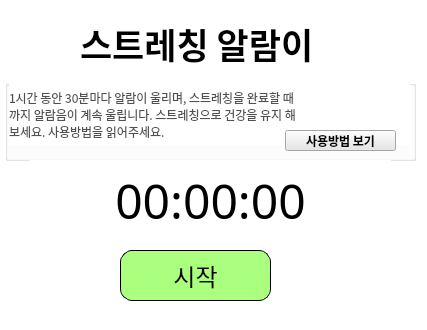
First picture: the form in Contest_jeh.ui, repository JangEunhee0317/Contest_jeh, before the edit.
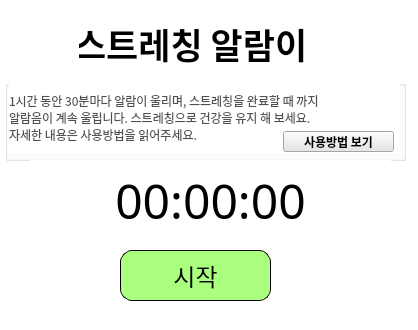
Second picture: the form after the edit. Icons and pictures are not drawn.

```diff
--- a/Contest_jeh.ui
+++ b/Contest_jeh.ui
@@ -6,7 +6,7 @@
    <rect>
     <x>0</x>
     <y>0</y>
-    <width>427</width>
+    <width>418</width>
     <height>330</height>
    </rect>
   </property>
@@ -29,7 +29,7 @@
    <widget class="QLabel" name="label">
     <property name="geometry">
      <rect>
-      <x>80</x>
+      <x>74</x>
       <y>13</y>
       <width>331</width>
       <height>61</height>
@@ -53,7 +53,7 @@
    <widget class="QLabel" name="label_2">
     <property name="geometry">
      <rect>
-      <x>0</x>
+      <x>-2</x>
       <y>-3</y>
       <width>81</width>
       <height>81</height>
@@ -197,7 +197,7 @@
      <rect>
       <x>5</x>
       <y>80</y>
-      <width>411</width>
+      <width>401</width>
       <height>81</height>
      </rect>
     </property>
@@ -211,14 +211,14 @@
      <property name="geometry">
       <rect>
        <x>4</x>
-       <y>4</y>
-       <width>401</width>
-       <height>61</height>
+       <y>2</y>
+       <width>391</width>
+       <height>71</height>
       </rect>
      </property>
      <property name="font">
       <font>
-       <family>맑은 고딕 Semilight</family>
+       <family>한컴 말랑말랑 Regular</family>
        <pointsize>9</pointsize>
        <weight>50</weight>
        <bold>false</bold>
@@ -229,16 +229,16 @@
 color: rgb(80, 80, 80);</string>
      </property>
      <property name="text">
-      <string>1시간 동안 30분마다 알람이 울리며, 스트레칭을 완료할 때
-까지 알람음이 계속 울립니다. 스트레칭으로 건강을 유지 해
-보세요. 사용방법을 읽어주세요.</string>
+      <string>1시간 동안 30분마다 알람이 울리며, 스트레칭을 완료할 때 까지
+알람음이 계속 울립니다. 스트레칭으로 건강을 유지 해 보세요.
+자세한 내용은 사용방법을 읽어주세요.</string>
      </property>
     </widget>
     <widget class="QPushButton" name="btn_menual">
      <property name="geometry">
       <rect>
-       <x>280</x>
-       <y>50</y>
+       <x>278</x>
+       <y>51</y>
        <width>111</width>
        <height>21</height>
       </rect>
```
